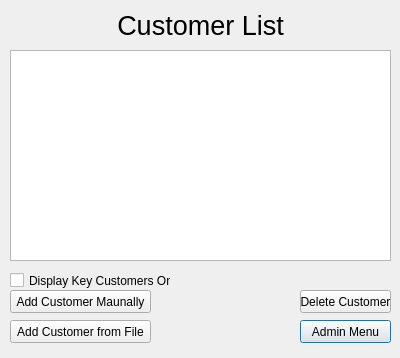
OverworldLord/pxgic, file customerlisting.ui: the form before one commit.
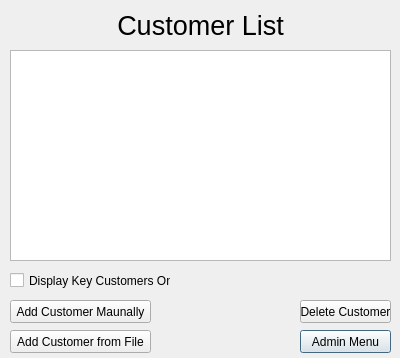
The form after the commit.

```diff
--- a/customerlisting.ui
+++ b/customerlisting.ui
@@ -30,7 +30,7 @@
    <property name="geometry">
     <rect>
      <x>300</x>
-     <y>320</y>
+     <y>330</y>
      <width>91</width>
      <height>23</height>
     </rect>
@@ -66,7 +66,7 @@
    <property name="geometry">
     <rect>
      <x>10</x>
-     <y>290</y>
+     <y>300</y>
      <width>141</width>
      <height>23</height>
     </rect>
@@ -79,7 +79,7 @@
    <property name="geometry">
     <rect>
      <x>300</x>
-     <y>290</y>
+     <y>300</y>
      <width>91</width>
      <height>23</height>
     </rect>
@@ -92,7 +92,7 @@
    <property name="geometry">
     <rect>
      <x>10</x>
-     <y>320</y>
+     <y>330</y>
      <width>141</width>
      <height>23</height>
     </rect>
```
